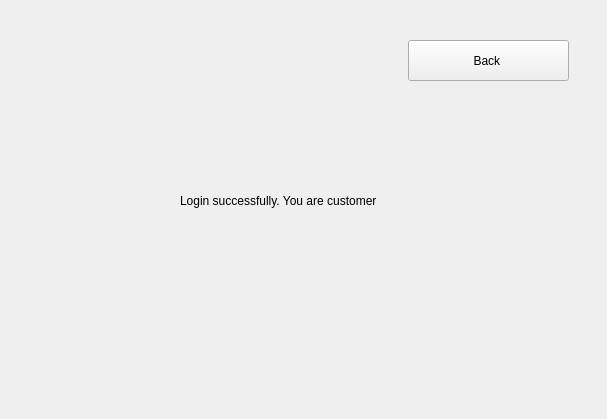
First picture: the form in GUIproject/CourseWorkHypermarket/customerwindow.ui, repository ashnaider/CourseWorkHypermarket, before the edit.
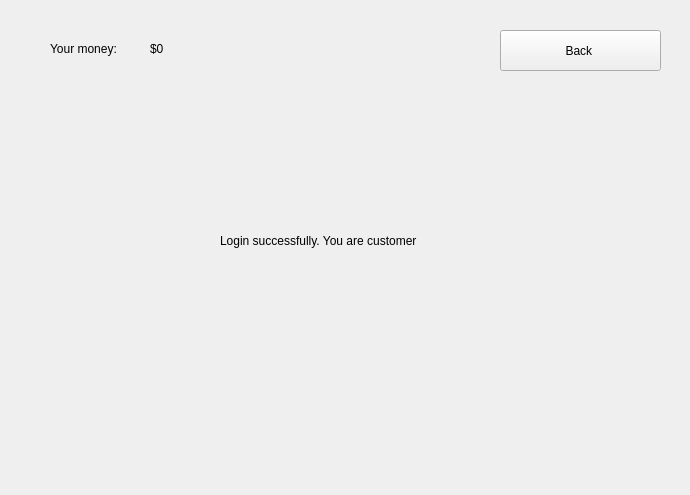
Second picture: the form after the edit.

Diff of the .ui file:
```diff
--- a/GUIproject/CourseWorkHypermarket/customerwindow.ui
+++ b/GUIproject/CourseWorkHypermarket/customerwindow.ui
@@ -6,8 +6,8 @@
    <rect>
     <x>0</x>
     <y>0</y>
-    <width>607</width>
-    <height>419</height>
+    <width>690</width>
+    <height>495</height>
    </rect>
   </property>
   <property name="windowTitle">
@@ -16,8 +16,8 @@
   <widget class="QPushButton" name="backToLoginWindowFromCustomerButton">
    <property name="geometry">
     <rect>
-     <x>408</x>
-     <y>40</y>
+     <x>500</x>
+     <y>30</y>
      <width>161</width>
      <height>41</height>
     </rect>
@@ -29,8 +29,8 @@
   <widget class="QLabel" name="label">
    <property name="geometry">
     <rect>
-     <x>180</x>
-     <y>190</y>
+     <x>220</x>
+     <y>230</y>
      <width>251</width>
      <height>21</height>
     </rect>
@@ -39,6 +39,32 @@
     <string>Login successfully. You are customer</string>
    </property>
   </widget>
+  <widget class="QLabel" name="label_2">
+   <property name="geometry">
+    <rect>
+     <x>50</x>
+     <y>40</y>
+     <width>101</width>
+     <height>17</height>
+    </rect>
+   </property>
+   <property name="text">
+    <string>Your money: </string>
+   </property>
+  </widget>
+  <widget class="QLabel" name="moneyLabel">
+   <property name="geometry">
+    <rect>
+     <x>150</x>
+     <y>40</y>
+     <width>67</width>
+     <height>17</height>
+    </rect>
+   </property>
+   <property name="text">
+    <string>$0</string>
+   </property>
+  </widget>
  </widget>
  <resources/>
  <connections/>
```
